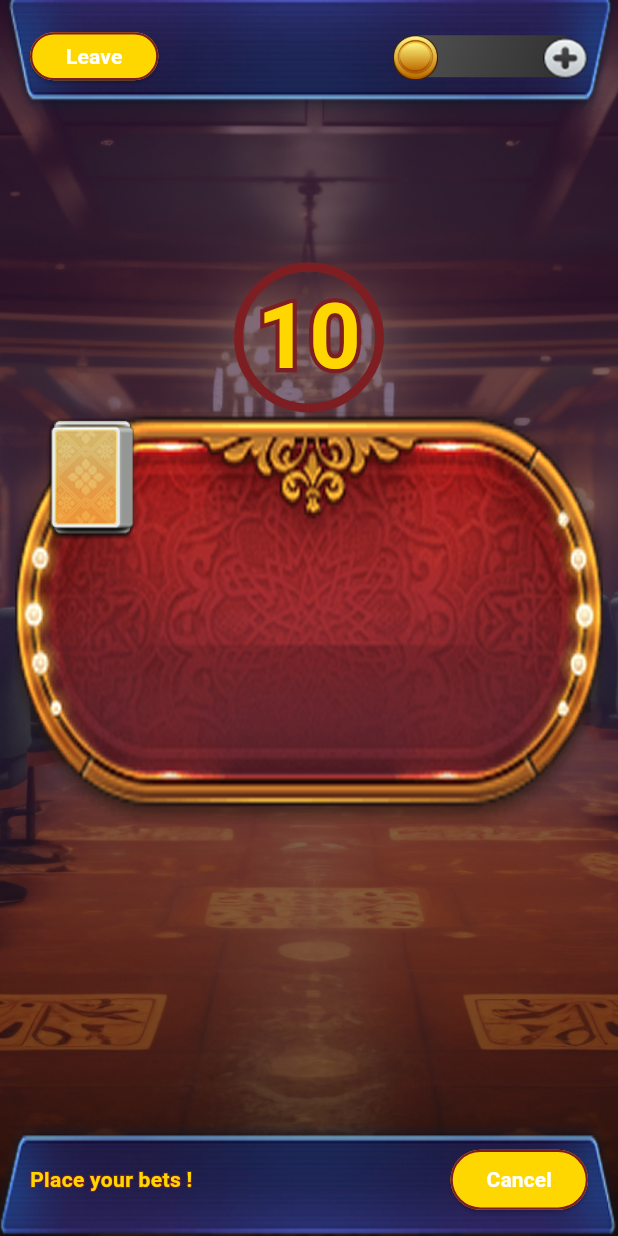
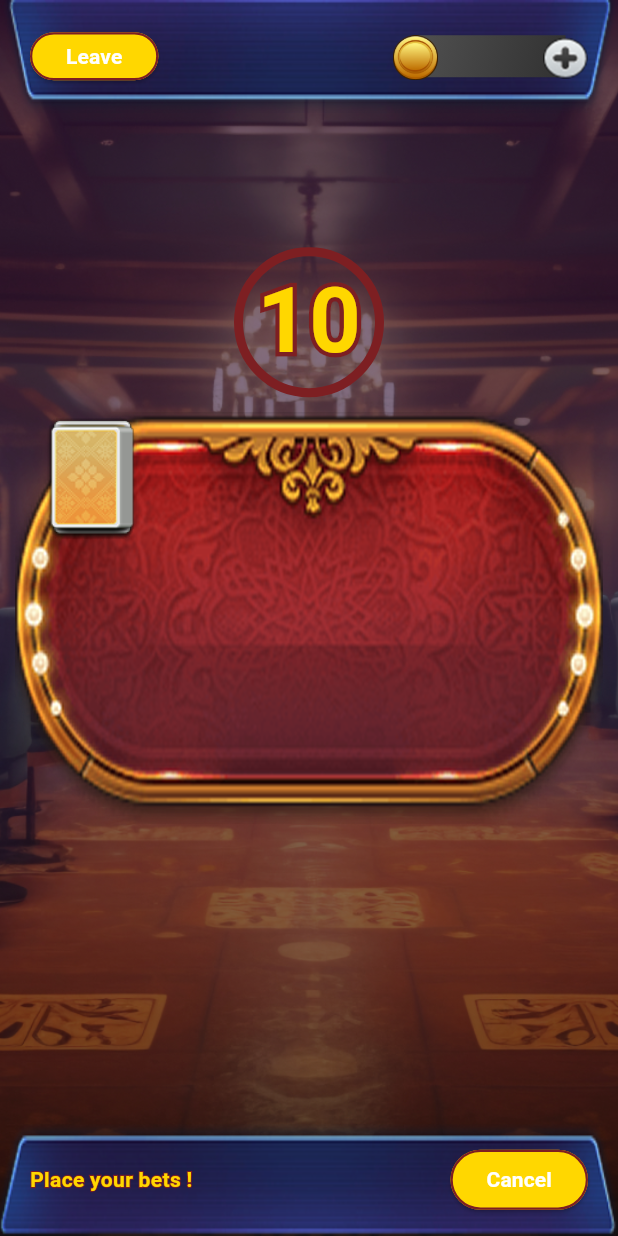
Before and after one commit to kenxsantos/AcePlus, a Flutter app: the screen it shows after launch, on a phone screen of 412 x 824 dp. Run offline on Flutter 3.47's test engine with Material 3 defaults, Android fonts, the phone set to English and light mode, and no system bars; our stand-ins replace go_router, google_fonts; Roboto replaces fonts that are missing (Lemon).

Commit message:
update file path

```diff
--- a/lib/features/card_game/presentation/screens/game_page.dart
+++ b/lib/features/card_game/presentation/game_page/screens/game_page.dart
@@ -1,8 +1,8 @@
-import 'package:aceplus/features/card_game/presentation/widgets/game_widgets/top_toolbar.dart';
 import 'package:flutter/material.dart';
-import '../widgets/game_widgets/bottom_bet_toolbar.dart';
-import '../widgets/game_widgets/game_timer.dart';
-import '../widgets/game_widgets/table_widget.dart';
+import '../game_widgets/bottom_bet_toolbar.dart';
+import '../game_widgets/game_timer.dart';
+import '../game_widgets/table_widget.dart';
+import '../game_widgets/top_toolbar.dart';
 
 class GamePage extends StatelessWidget {
   const GamePage({super.key});
@@ -29,7 +29,7 @@ class GamePage extends StatelessWidget {
                 Align(
                   alignment: Alignment.topCenter,
                   child: Padding(
-                    padding: const EdgeInsets.only(top: 175),
+                    padding: EdgeInsets.only(top: MediaQuery.of(context).size.height * 0.2),
                     child: const GameTimerCircle(text: '10'),
                   ),
                 ),
--- a/lib/router/router.dart
+++ b/lib/router/router.dart
@@ -4,7 +4,7 @@ import 'package:aceplus/features/card_game/presentation/wallet_page/screens/tran
 import 'package:aceplus/features/card_game/presentation/wallet_page/screens/wallet_page.dart';
 import 'package:go_router/go_router.dart';
 
-import '../features/card_game/presentation/screens/game_page.dart';
+import '../features/card_game/presentation/game_page/screens/game_page.dart';
 
 class AppRouter {
   late final GoRouter router;
```
Also changed, not shown: lib/features/card_game/presentation/game_page/game_widgets/bottom_bet_toolbar.dart (renamed from lib/features/card_game/presentation/widgets/game_widgets/bottom_bet_toolbar.dart), lib/features/card_game/presentation/game_page/game_widgets/game_timer.dart (renamed from lib/features/card_game/presentation/widgets/game_widgets/game_timer.dart), lib/features/card_game/presentation/game_page/game_widgets/table_widget.dart (renamed from lib/features/card_game/presentation/widgets/game_widgets/table_widget.dart), lib/features/card_game/presentation/game_page/game_widgets/top_toolbar.dart (renamed from lib/features/card_game/presentation/widgets/game_widgets/top_toolbar.dart).
